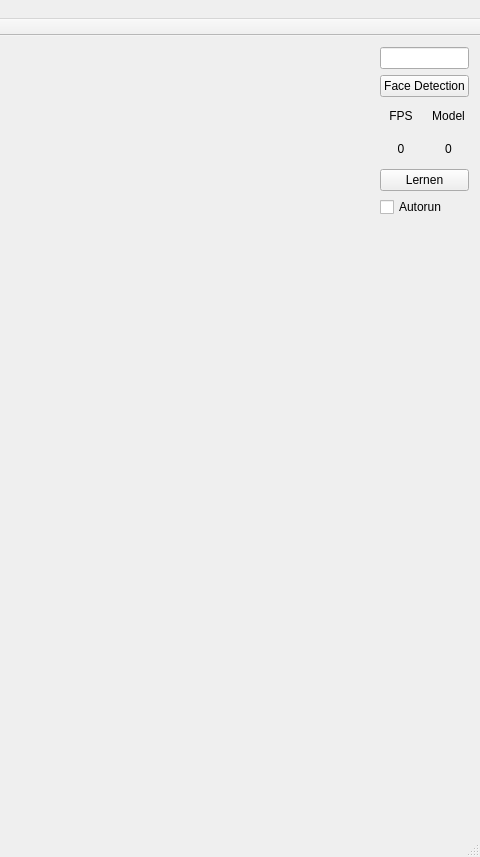
Before: the Qt Designer form AufmerksamkeitTracken/mainwindow.ui in Fomore/Master, drawn with Qt 5; both pictures show x 460 to 940 and y 0 to 857 of the 940 by 857 pixel window.
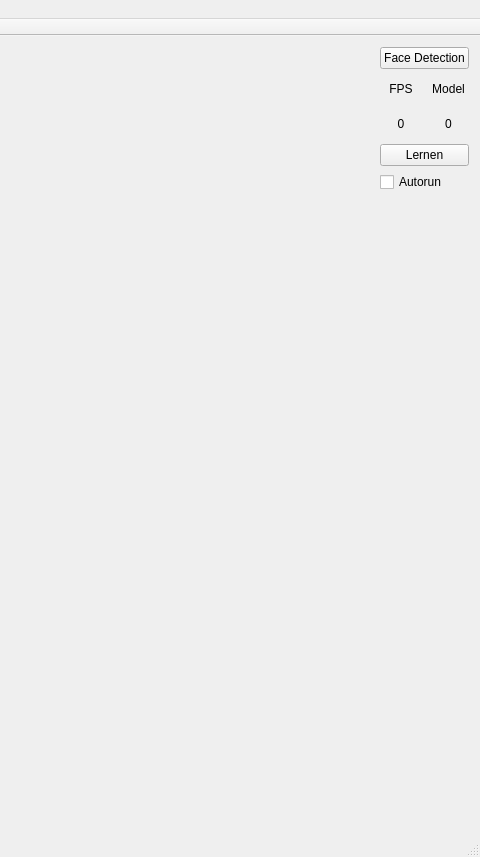
After: the same form once the commit is applied.

Commit message: Entfernen der Eingabe in der GUI

What changed in the file:
```diff
--- a/AufmerksamkeitTracken/mainwindow.ui
+++ b/AufmerksamkeitTracken/mainwindow.ui
@@ -64,10 +64,7 @@
      </layout>
     </item>
     <item>
-     <layout class="QVBoxLayout" name="verticalLayout_3" stretch="1,1,1,1,1,10">
-      <item>
-       <widget class="QLineEdit" name="Path_lineEdit"/>
-      </item>
+     <layout class="QVBoxLayout" name="verticalLayout_3" stretch="1,1,1,1,10">
       <item>
        <widget class="QPushButton" name="pushButton">
         <property name="text">
```
The commit also changes 3 other files.
